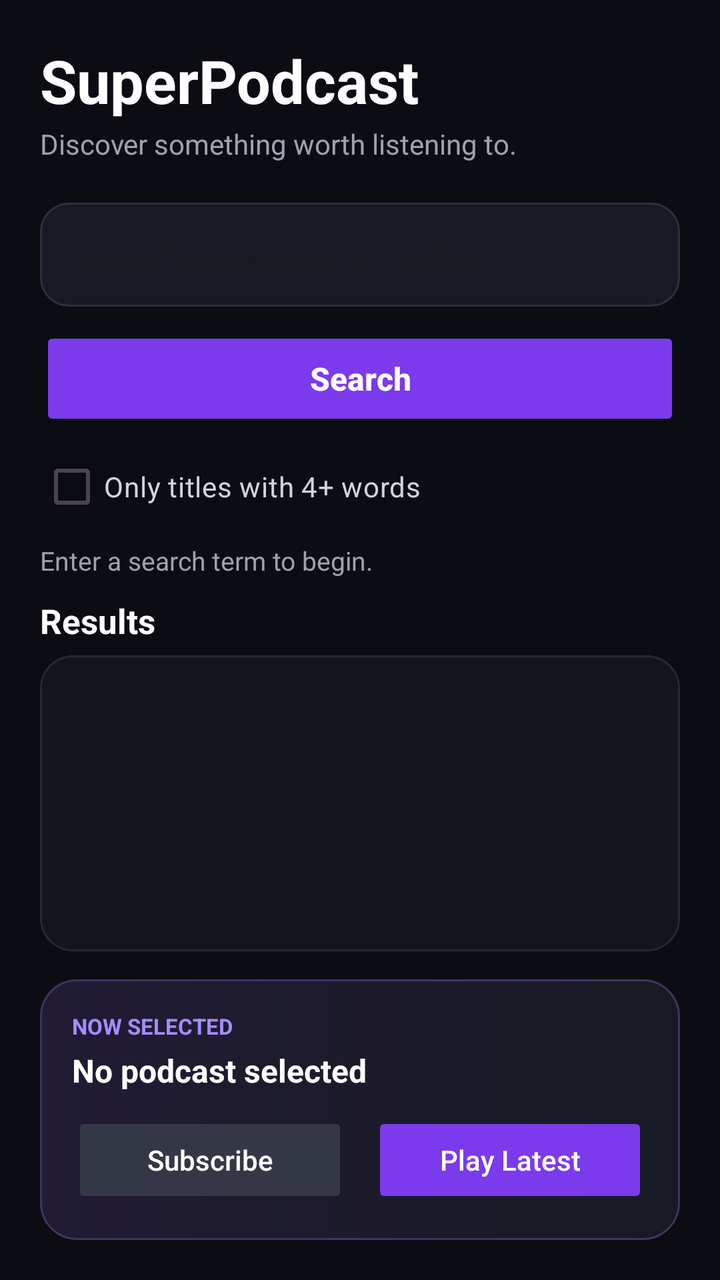
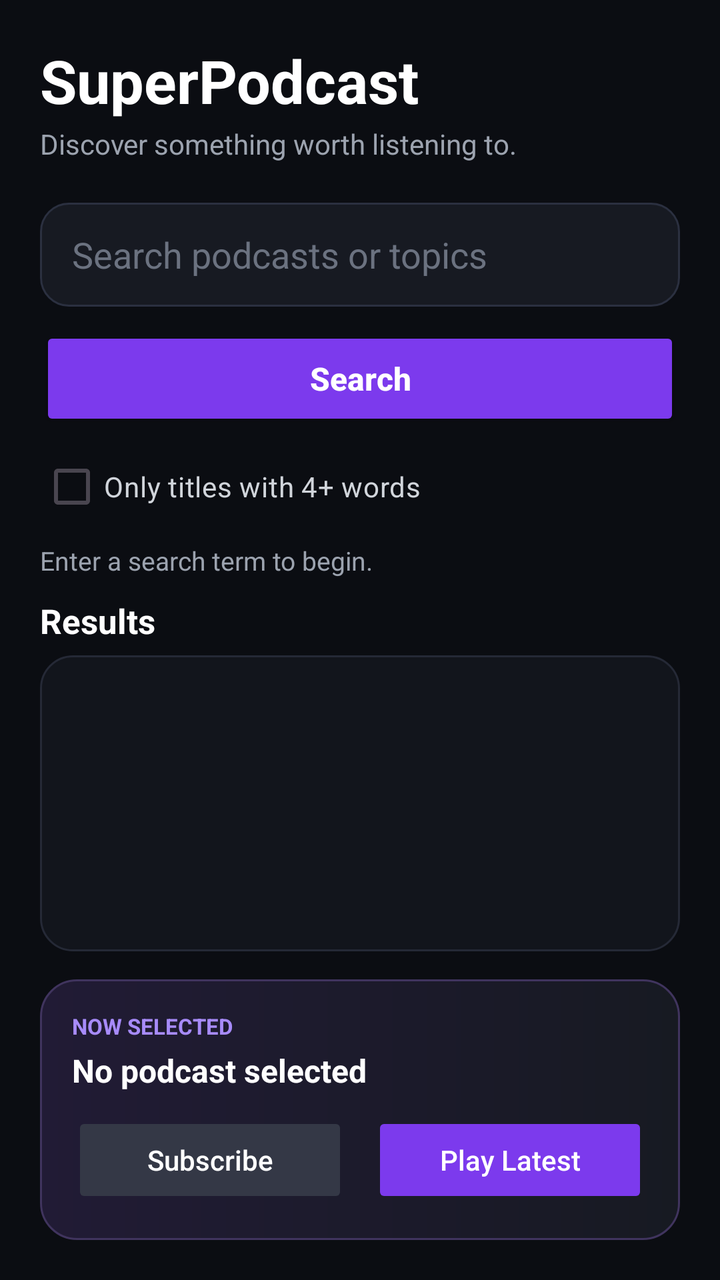

Before-and-after screenshots of an Android layout around one commit, followed by the original layout XML and the change that was made.
<!-- AndroidManifest.xml: application theme Theme.AndroidApp4 -->
<!-- res/layout/activity_main.xml -->
<?xml version="1.0" encoding="utf-8"?>
<LinearLayout xmlns:android="http://schemas.android.com/apk/res/android"
    xmlns:tools="http://schemas.android.com/tools"
    android:id="@+id/main"
    android:layout_width="match_parent"
    android:layout_height="match_parent"
    android:background="#0B0D12"
    android:orientation="vertical"
    android:padding="20dp"
    tools:context=".MainActivity">

    <TextView
        android:layout_width="wrap_content"
        android:layout_height="wrap_content"
        android:text="SuperPodcast"
        android:textColor="#FFFFFF"
        android:textSize="30sp"
        android:textStyle="bold" />

    <TextView
        android:layout_width="wrap_content"
        android:layout_height="wrap_content"
        android:layout_marginTop="2dp"
        android:text="Discover something worth listening to."
        android:textColor="#9CA3AF"
        android:textSize="14sp" />

    <EditText
        android:id="@+id/searchEditText"
        android:layout_width="match_parent"
        android:layout_height="52dp"
        android:layout_marginTop="20dp"
        android:background="@drawable/search_background"
        android:hint="Search podcasts or topics"
        android:hintTextColor="#6B7280"
        android:inputType="text"
        android:paddingHorizontal="16dp"
        android:singleLine="true"
        android:textColor="#FFFFFF"
        android:textColorHighlight="#7C3AED" />

    <Button
        android:id="@+id/searchButton"
        android:layout_width="match_parent"
        android:layout_height="52dp"
        android:layout_marginTop="10dp"
        android:backgroundTint="#7C3AED"
        android:text="Search"
        android:textAllCaps="false"
        android:textColor="#FFFFFF"
        android:textSize="16sp"
        android:textStyle="bold" />

    <CheckBox
        android:id="@+id/longTitleCheckBox"
        android:layout_width="wrap_content"
        android:layout_height="wrap_content"
        android:layout_marginTop="4dp"
        android:buttonTint="#8B5CF6"
        android:text="Only titles with 4+ words"
        android:textColor="#D1D5DB" />

    <LinearLayout
        android:layout_width="match_parent"
        android:layout_height="wrap_content"
        android:gravity="center_vertical"
        android:orientation="horizontal"
        android:paddingVertical="4dp">

        <ProgressBar
            android:id="@+id/progressBar"
            android:layout_width="24dp"
            android:layout_height="24dp"
            android:layout_marginEnd="10dp"
            android:indeterminateTint="#8B5CF6"
            android:visibility="gone" />

        <TextView
            android:id="@+id/statusTextView"
            android:layout_width="0dp"
            android:layout_height="wrap_content"
            android:layout_weight="1"
            android:text="Enter a search term to begin."
            android:textColor="#9CA3AF"
            android:textSize="13sp" />
    </LinearLayout>

    <TextView
        android:layout_width="wrap_content"
        android:layout_height="wrap_content"
        android:layout_marginTop="6dp"
        android:layout_marginBottom="6dp"
        android:text="Results"
        android:textColor="#FFFFFF"
        android:textSize="17sp"
        android:textStyle="bold" />

    <ListView
        android:id="@+id/podcastListView"
        android:layout_width="match_parent"
        android:layout_height="0dp"
        android:layout_weight="1"
        android:background="@drawable/panel_background"
        android:clipToPadding="false"
        android:divider="#252936"
        android:dividerHeight="1dp"
        android:padding="8dp" />

    <LinearLayout
        android:layout_width="match_parent"
        android:layout_height="wrap_content"
        android:layout_marginTop="14dp"
        android:background="@drawable/player_background"
        android:orientation="vertical"
        android:padding="16dp">

        <TextView
            android:layout_width="wrap_content"
            android:layout_height="wrap_content"
            android:text="NOW SELECTED"
            android:textColor="#A78BFA"
            android:textSize="11sp"
            android:textStyle="bold" />

        <TextView
            android:id="@+id/selectedPodcastTextView"
            android:layout_width="match_parent"
            android:layout_height="wrap_content"
            android:layout_marginTop="4dp"
            android:ellipsize="end"
            android:maxLines="2"
            android:text="No podcast selected"
            android:textColor="#FFFFFF"
            android:textSize="16sp"
            android:textStyle="bold" />

        <LinearLayout
            android:layout_width="match_parent"
            android:layout_height="wrap_content"
            android:layout_marginTop="10dp"
            android:orientation="horizontal">

            <Button
                android:id="@+id/subscribeButton"
                android:layout_width="0dp"
                android:layout_height="48dp"
                android:layout_marginEnd="6dp"
                android:layout_weight="1"
                android:backgroundTint="#343846"
                android:enabled="false"
                android:text="Subscribe"
                android:textAllCaps="false"
                android:textColor="#FFFFFF" />

            <Button
                android:id="@+id/playButton"
                android:layout_width="0dp"
                android:layout_height="48dp"
                android:layout_marginStart="6dp"
                android:layout_weight="1"
                android:backgroundTint="#7C3AED"
                android:enabled="false"
                android:text="Play Latest"
                android:textAllCaps="false"
                android:textColor="#FFFFFF" />
        </LinearLayout>
    </LinearLayout>

</LinearLayout>
<!-- resources referenced by this layout -->
<resources>
  <!-- drawable panel_background (drawable) -->
  <?xml version="1.0" encoding="utf-8"?>
  <shape xmlns:android="http://schemas.android.com/apk/res/android" android:shape="rectangle">
      <solid android:color="#12151C" />
      <stroke android:width="1dp" android:color="#252936" />
      <corners android:radius="16dp" />
  </shape>
  <!-- drawable player_background (drawable) -->
  <?xml version="1.0" encoding="utf-8"?>
  <shape xmlns:android="http://schemas.android.com/apk/res/android" android:shape="rectangle">
      <gradient
          android:angle="0"
          android:startColor="#211B35"
          android:endColor="#171A22" />
      <stroke android:width="1dp" android:color="#40345E" />
      <corners android:radius="18dp" />
  </shape>
  <!-- drawable search_background (drawable) -->
  <?xml version="1.0" encoding="utf-8"?>
  <shape xmlns:android="http://schemas.android.com/apk/res/android" android:shape="rectangle">
      <solid android:color="#171A22" />
      <stroke android:width="1dp" android:color="#2B3040" />
      <corners android:radius="14dp" />
  </shape>
  <style name="Theme.AndroidApp4" parent="Base.Theme.AndroidApp4" />
  <style name="Base.Theme.AndroidApp4" parent="Theme.Material3.DayNight.NoActionBar">
          
          
      </style>
</resources>

<!-- the commit's change to res/layout/activity_main.xml (unified diff, before → after) -->
@@ -32,7 +32,7 @@
         android:layout_marginTop="20dp"
         android:background="@drawable/search_background"
         android:hint="Search podcasts or topics"
-        android:hintTextColor="#6B7280"
+        android:textColorHint="#6B7280"
         android:inputType="text"
         android:paddingHorizontal="16dp"
         android:singleLine="true"
